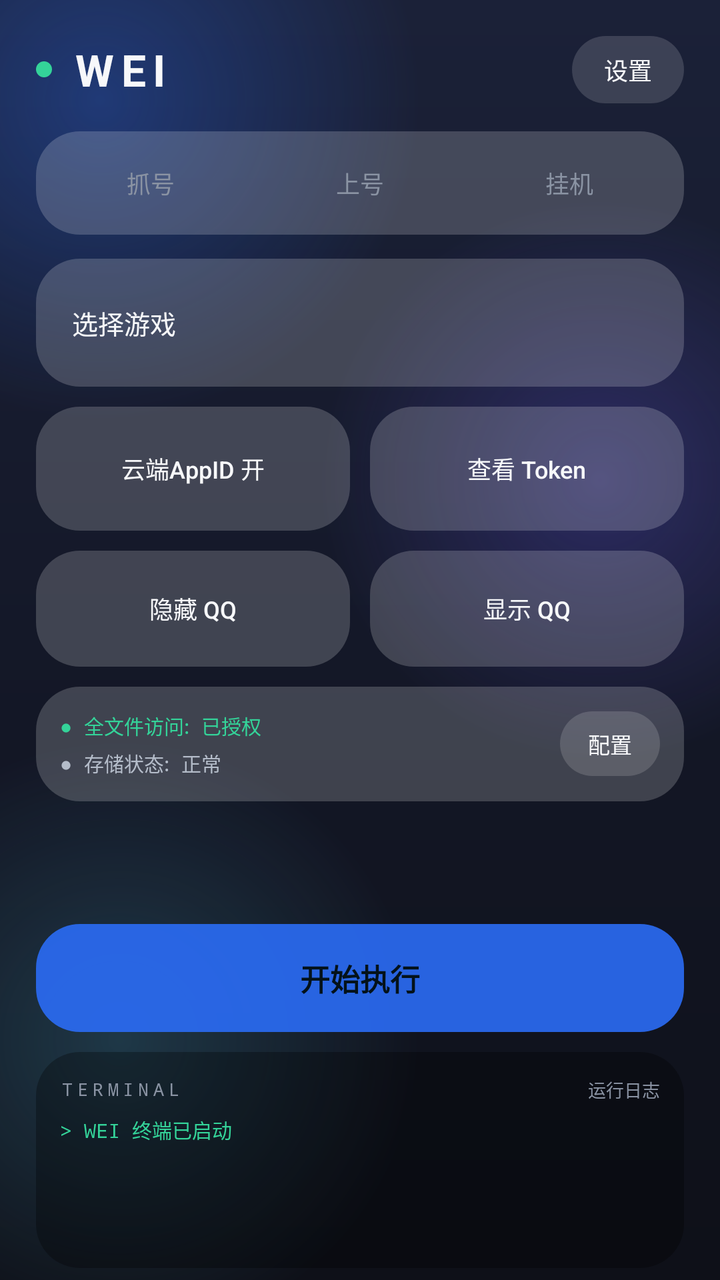
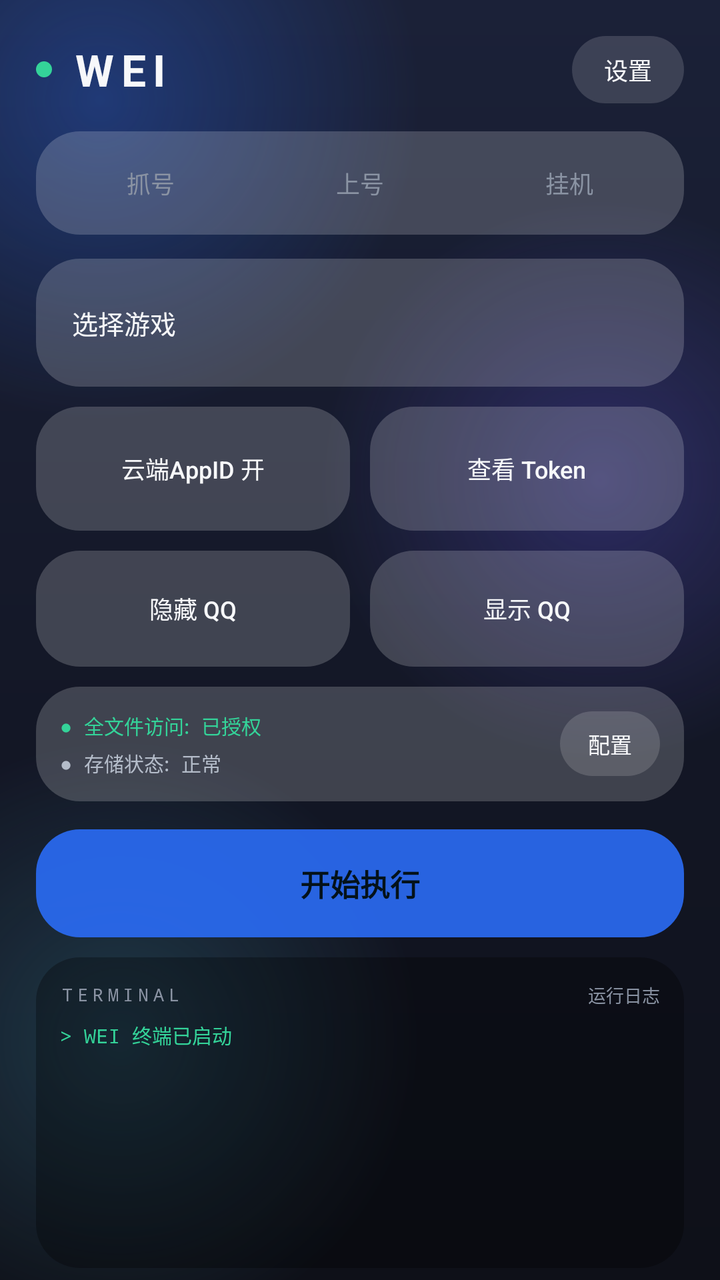

Screens rendered from an Android XML layout before and after an edit, with the pre-edit source and the edit as a unified diff.
<!-- AndroidManifest.xml: application theme AppTheme -->
<!-- res/layout/activity_main.xml -->
<?xml version="1.0" encoding="utf-8"?>
<FrameLayout xmlns:android="http://schemas.android.com/apk/res/android"
    android:layout_width="match_parent"
    android:layout_height="match_parent"
    android:background="@drawable/bg_window">
    <ImageView android:id="@+id/bg_custom" android:layout_width="match_parent" android:layout_height="match_parent" android:scaleType="centerCrop" android:visibility="gone" />
    <View android:id="@+id/bg_hue" android:layout_width="match_parent" android:layout_height="match_parent" android:background="#00000000" />
    <View android:id="@+id/bg_glass" android:layout_width="match_parent" android:layout_height="match_parent" android:background="#00000000" />

    <LinearLayout
        android:layout_width="match_parent"
        android:layout_height="match_parent"
        android:orientation="vertical"
        android:fitsSystemWindows="true"
        android:paddingLeft="18dp"
        android:paddingRight="18dp">

        
        <LinearLayout
            android:layout_width="match_parent"
            android:layout_height="wrap_content"
            android:orientation="horizontal"
            android:gravity="center_vertical"
            android:paddingTop="18dp"
            android:paddingBottom="14dp">
            <View
                android:layout_width="8dp"
                android:layout_height="8dp"
                android:background="@drawable/dot_green" />
            <TextView
                android:layout_width="0dp"
                android:layout_height="wrap_content"
                android:layout_weight="1"
                android:layout_marginStart="10dp"
                android:text="WEI"
                android:textSize="22sp"
                android:textStyle="bold"
                android:textColor="@color/text_primary"
                android:letterSpacing="0.16" />
            <Button
                android:id="@+id/btn_settings"
                android:layout_width="wrap_content"
                android:layout_height="wrap_content"
                android:text="设置"
                android:textSize="12sp"
                android:textColor="@color/text_primary"
                android:background="@drawable/glass_btn_secondary"
                android:tag="glass"
                android:textAllCaps="false"
                android:stateListAnimator="@null"
                android:paddingLeft="16dp"
                android:paddingRight="16dp"
                android:minWidth="0dp"
                android:minHeight="0dp"
                android:paddingTop="8dp"
                android:paddingBottom="8dp" />
        </LinearLayout>

        
        <RadioGroup
            android:id="@+id/mode_radio_group"
            android:layout_width="match_parent"
            android:layout_height="wrap_content"
            android:orientation="horizontal"
            android:background="@drawable/glass_card"
            android:tag="glass"
            android:padding="5dp"
            android:layout_marginBottom="12dp">
            <RadioButton
                android:id="@+id/radio_capture_mode"
                android:layout_width="0dp"
                android:layout_height="wrap_content"
                android:layout_weight="1"
                android:layout_margin="2dp"
                android:text="抓号"
                android:textSize="12sp"
                android:textColor="@color/seg_text"
                android:button="@null"
                android:background="@drawable/seg_item"
                android:gravity="center"
                android:paddingTop="10dp"
                android:paddingBottom="10dp" />
            <RadioButton
                android:id="@+id/radio_login_mode"
                android:layout_width="0dp"
                android:layout_height="wrap_content"
                android:layout_weight="1"
                android:layout_margin="2dp"
                android:text="上号"
                android:textSize="12sp"
                android:textColor="@color/seg_text"
                android:button="@null"
                android:background="@drawable/seg_item"
                android:gravity="center"
                android:paddingTop="10dp"
                android:paddingBottom="10dp" />
            <RadioButton
                android:id="@+id/radio_hang_up_mode"
                android:layout_width="0dp"
                android:layout_height="wrap_content"
                android:layout_weight="1"
                android:layout_margin="2dp"
                android:text="挂机"
                android:textSize="12sp"
                android:textColor="@color/seg_text"
                android:button="@null"
                android:background="@drawable/seg_item"
                android:gravity="center"
                android:paddingTop="10dp"
                android:paddingBottom="10dp" />
        </RadioGroup>

        
        <ScrollView
            android:layout_width="match_parent"
            android:layout_height="0dp"
            android:layout_weight="1"
            android:scrollbars="none"
            android:clipToPadding="false">
            <LinearLayout
                android:layout_width="match_parent"
                android:layout_height="wrap_content"
                android:orientation="vertical"
                android:paddingBottom="10dp">

                <Button
                    android:id="@+id/btn_select_game"
                    android:layout_width="match_parent"
                    android:layout_height="64dp"
                    android:text="选择游戏"
                    android:textSize="13sp"
                    android:textColor="@color/text_primary"
                    android:background="@drawable/glass_card"
                    android:tag="glass"
                    android:textAllCaps="false"
                    android:stateListAnimator="@null"
                    android:gravity="center_vertical|start"
                    android:paddingStart="18dp"
                    android:paddingEnd="18dp"
                    android:maxLines="1"
                    android:ellipsize="end"
                    android:minWidth="0dp"
                    android:minHeight="0dp"
                    android:layout_marginBottom="10dp" />

                <LinearLayout
                    android:layout_width="match_parent"
                    android:layout_height="wrap_content"
                    android:orientation="horizontal"
                    android:layout_marginBottom="10dp">
                    <Button
                        android:id="@+id/btn_cloud_appid"
                        android:layout_width="0dp"
                        android:layout_height="62dp"
                        android:layout_weight="1"
                        android:layout_marginEnd="5dp"
                        android:text="云端AppID 开"
                        android:textSize="12sp"
                        android:textColor="@color/text_primary"
                        android:background="@drawable/glass_card"
                        android:tag="glass"
                        android:textAllCaps="false"
                        android:stateListAnimator="@null"
                        android:gravity="center"
                        android:maxLines="2"
                        android:paddingLeft="8dp"
                        android:paddingRight="8dp"
                        android:minWidth="0dp"
                        android:minHeight="0dp" />
                    <Button
                        android:id="@+id/btn_view_token"
                        android:layout_width="0dp"
                        android:layout_height="62dp"
                        android:layout_weight="1"
                        android:layout_marginStart="5dp"
                        android:text="查看 Token"
                        android:textSize="12sp"
                        android:textColor="@color/text_primary"
                        android:background="@drawable/glass_card"
                        android:tag="glass"
                        android:textAllCaps="false"
                        android:stateListAnimator="@null"
                        android:gravity="center"
                        android:maxLines="2"
                        android:paddingLeft="8dp"
                        android:paddingRight="8dp"
                        android:minWidth="0dp"
                        android:minHeight="0dp" />
                </LinearLayout>

                <LinearLayout
                    android:layout_width="match_parent"
                    android:layout_height="wrap_content"
                    android:orientation="horizontal"
                    android:layout_marginBottom="10dp">
                    <Button
                        android:id="@+id/btn_hide"
                        android:layout_width="0dp"
                        android:layout_height="58dp"
                        android:layout_weight="1"
                        android:layout_marginEnd="5dp"
                        android:text="隐藏 QQ"
                        android:textSize="12sp"
                        android:textColor="@color/text_primary"
                        android:background="@drawable/glass_card"
                        android:tag="glass"
                        android:textAllCaps="false"
                        android:stateListAnimator="@null"
                        android:gravity="center"
                        android:minWidth="0dp"
                        android:minHeight="0dp" />
                    <Button
                        android:id="@+id/btn_show"
                        android:layout_width="0dp"
                        android:layout_height="58dp"
                        android:layout_weight="1"
                        android:layout_marginStart="5dp"
                        android:text="显示 QQ"
                        android:textSize="12sp"
                        android:textColor="@color/text_primary"
                        android:background="@drawable/glass_card"
                        android:tag="glass"
                        android:textAllCaps="false"
                        android:stateListAnimator="@null"
                        android:gravity="center"
                        android:minWidth="0dp"
                        android:minHeight="0dp" />
                </LinearLayout>

                <LinearLayout
                    android:layout_width="match_parent"
                    android:layout_height="wrap_content"
                    android:orientation="horizontal"
                    android:background="@drawable/glass_card"
                    android:tag="glass"
                    android:padding="12dp"
                    android:gravity="center_vertical">
                    <LinearLayout
                        android:layout_width="0dp"
                        android:layout_height="wrap_content"
                        android:layout_weight="1"
                        android:orientation="vertical">
                        <TextView
                            android:id="@+id/txt_storage_permission_status"
                            android:layout_width="match_parent"
                            android:layout_height="wrap_content"
                            android:text="● 全文件访问: 已授权"
                            android:textSize="10sp"
                            android:textColor="@color/accent_green"
                            android:fontFamily="monospace"
                            android:maxLines="1"
                            android:ellipsize="end"
                            android:layout_marginBottom="4dp" />
                        <TextView
                            android:id="@+id/txt_directory_status"
                            android:layout_width="match_parent"
                            android:layout_height="wrap_content"
                            android:text="● 存储状态: 正常"
                            android:textSize="10sp"
                            android:textColor="@color/text_secondary"
                            android:fontFamily="monospace"
                            android:maxLines="1"
                            android:ellipsize="end" />
                    </LinearLayout>
                    <Button
                        android:id="@+id/btn_select_directory"
                        android:layout_width="wrap_content"
                        android:layout_height="wrap_content"
                        android:layout_marginStart="10dp"
                        android:text="配置"
                        android:textSize="11sp"
                        android:textColor="@color/text_primary"
                        android:background="@drawable/glass_btn_secondary"
                        android:tag="glass"
                        android:textAllCaps="false"
                        android:stateListAnimator="@null"
                        android:paddingLeft="14dp"
                        android:paddingRight="14dp"
                        android:paddingTop="8dp"
                        android:paddingBottom="8dp"
                        android:minWidth="0dp"
                        android:minHeight="0dp" />
                </LinearLayout>
            </LinearLayout>
        </ScrollView>

        
        <Button
            android:id="@+id/btn_start"
            android:layout_width="match_parent"
            android:layout_height="54dp"
            android:text="开始执行"
            android:textSize="15sp"
            android:textStyle="bold"
            android:textColor="#04121A"
            android:background="@drawable/glass_btn_primary"
            android:tag="glass"
            android:textAllCaps="false"
            android:stateListAnimator="@null"
            android:minWidth="0dp"
            android:minHeight="0dp"
            android:layout_marginTop="4dp"
            android:layout_marginBottom="10dp" />

        
        <LinearLayout
            android:id="@+id/card_log"
            android:layout_width="match_parent"
            android:layout_height="108dp"
            android:orientation="vertical"
            android:background="@drawable/bg_log"
            android:tag="glass"
            android:padding="12dp"
            android:layout_marginBottom="6dp">
            <LinearLayout
                android:layout_width="match_parent"
                android:layout_height="wrap_content"
                android:orientation="horizontal"
                android:gravity="center_vertical"
                android:layout_marginBottom="6dp">
                <TextView
                    android:layout_width="0dp"
                    android:layout_height="wrap_content"
                    android:layout_weight="1"
                    android:text="TERMINAL"
                    android:textSize="9sp"
                    android:textColor="@color/text_muted"
                    android:fontFamily="monospace"
                    android:letterSpacing="0.25" />
                <TextView
                    android:layout_width="wrap_content"
                    android:layout_height="wrap_content"
                    android:text="运行日志"
                    android:textSize="9sp"
                    android:textColor="@color/text_muted"
                    android:fontFamily="monospace" />
            </LinearLayout>
            <ScrollView
                android:id="@+id/scroll_log"
                android:layout_width="match_parent"
                android:layout_height="0dp"
                android:layout_weight="1"
                android:scrollbars="vertical">
                <TextView
                    android:id="@+id/tv_log"
                    android:fontFeatureSettings="tnum"
                    android:breakStrategy="balanced"
                    android:hyphenationFrequency="none"
                    android:layout_width="match_parent"
                    android:layout_height="wrap_content"
                    android:text="> WEI 终端已启动"
                    android:textColor="@color/accent_green"
                    android:textSize="10sp"
                    android:fontFamily="monospace"
                    android:lineSpacingExtra="4dp" />
            </ScrollView>
        </LinearLayout>
    </LinearLayout>
</FrameLayout>
<!-- resources referenced by this layout -->
<resources>
  <color name="accent_green">#34D399</color>
  <color name="text_muted">#8A93A3</color>
  <color name="text_primary">#F7F8FA</color>
  <color name="text_secondary">#B4BCC9</color>
  <!-- drawable bg_log (drawable) -->
  <?xml version="1.0" encoding="utf-8"?>
  <shape xmlns:android="http://schemas.android.com/apk/res/android" android:shape="rectangle">
      <solid android:color="#4D000000" />
      <corners android:radius="22dp" />
  </shape>
  <!-- drawable dot_green (drawable) -->
  <?xml version="1.0" encoding="utf-8"?>
  <shape xmlns:android="http://schemas.android.com/apk/res/android" android:shape="oval">
      <solid android:color="#34D399" />
      <size android:width="8dp" android:height="8dp" />
  </shape>
  <!-- drawable glass_btn_primary (drawable) -->
  <?xml version="1.0" encoding="utf-8"?>
  <shape xmlns:android="http://schemas.android.com/apk/res/android" android:shape="rectangle">
      <solid android:color="#E62B6CF6" />
      <corners android:radius="22dp" />
  </shape>
  <!-- drawable glass_btn_secondary (drawable) -->
  <?xml version="1.0" encoding="utf-8"?>
  <shape xmlns:android="http://schemas.android.com/apk/res/android" android:shape="rectangle">
      <solid android:color="#26FFFFFF" />
      <corners android:radius="22dp" />
  </shape>
  <!-- drawable glass_card (drawable) -->
  <?xml version="1.0" encoding="utf-8"?>
  <shape xmlns:android="http://schemas.android.com/apk/res/android" android:shape="rectangle">
      <solid android:color="#30FFFFFF" />
      <corners android:radius="22dp" />
  </shape>
  <!-- drawable seg_item (drawable) -->
  <?xml version="1.0" encoding="utf-8"?>
  <selector xmlns:android="http://schemas.android.com/apk/res/android">
      <item android:state_checked="true">
          <shape android:shape="rectangle">
              <solid android:color="#3D2B6CF6" />
              <stroke android:width="1dp" android:color="#662B6CF6" />
              <corners android:radius="18dp" />
          </shape>
      </item>
      <item>
          <shape android:shape="rectangle">
              <solid android:color="#00000000" />
              <corners android:radius="18dp" />
          </shape>
      </item>
  </selector>
  <style name="AppTheme" parent="Theme.AppCompat.NoActionBar">
          <item name="colorPrimary">@color/bg_primary</item>
          <item name="colorPrimaryDark">@color/bg_primary</item>
          <item name="colorAccent">@color/accent_cyan</item>
          <item name="android:windowBackground">@drawable/bg_window</item>
          <item name="android:textColorPrimary">@color/text_primary</item>
          <item name="android:textColorSecondary">@color/text_secondary</item>
          <item name="android:windowAnimationStyle">@style/AppWindowAnim</item>
      </style>
  <color name="bg_primary">#0E1018</color>
  <color name="accent_cyan">#2B6CF6</color>
  <style name="AppWindowAnim">
          <item name="android:activityOpenEnterAnimation">@anim/slide_in_right</item>
          <item name="android:activityOpenExitAnimation">@anim/fade_out</item>
          <item name="android:activityCloseEnterAnimation">@anim/fade_in</item>
          <item name="android:activityCloseExitAnimation">@anim/slide_out_right</item>
      </style>
  <!-- unchanged entries left out for length: 1 -->
</resources>

<!-- the commit's change to res/layout/activity_main.xml (unified diff, before → after) -->
@@ -113,8 +113,7 @@
         
         <ScrollView
             android:layout_width="match_parent"
-            android:layout_height="0dp"
-            android:layout_weight="1"
+            android:layout_height="wrap_content"
             android:scrollbars="none"
             android:clipToPadding="false">
             <LinearLayout
@@ -306,7 +305,9 @@
         <LinearLayout
             android:id="@+id/card_log"
             android:layout_width="match_parent"
-            android:layout_height="108dp"
+            android:layout_height="0dp"
+            android:layout_weight="1"
+            android:minHeight="120dp"
             android:orientation="vertical"
             android:background="@drawable/bg_log"
             android:tag="glass"
